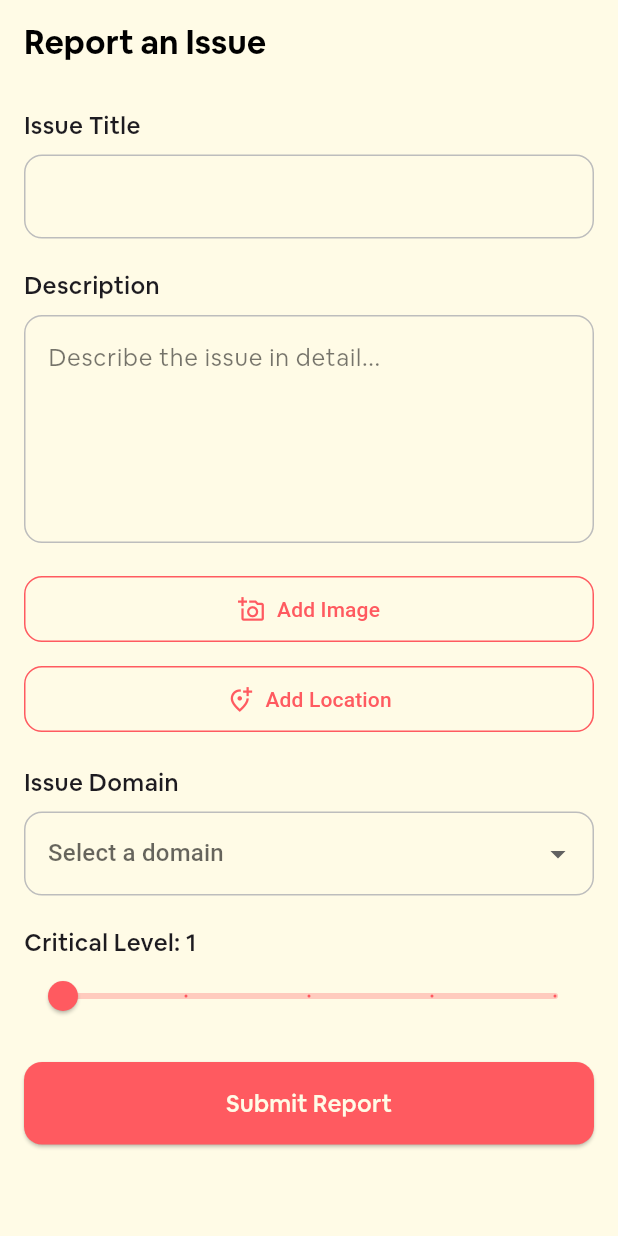
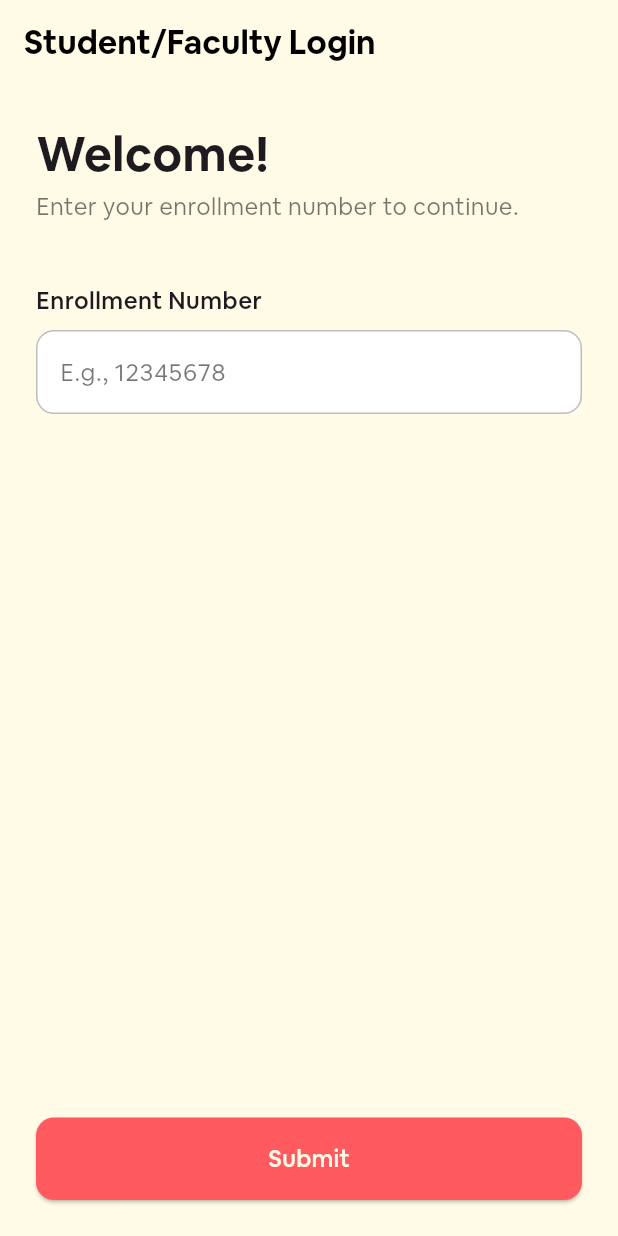
Before and after one commit to DeenankSharma/CAMPUSPULSE, a Flutter app: the screen it shows after launch, on a phone screen of 412 x 824 dp. Run offline on Flutter 3.47's test engine with Material 3 defaults, Android fonts, the phone set to English and light mode, and no system bars; project files that could hold a hidden picture were left out.

Commit message:
feat : adds login page

```diff
--- a/lib/main.dart
+++ b/lib/main.dart
@@ -1,4 +1,4 @@
-import 'package:campus_pulse/screens/reportissue.dart';
+import 'package:campus_pulse/screens/student_loginpage.dart';
 import 'package:flutter/material.dart';
 import 'package:flutter/services.dart';
 
@@ -25,7 +25,7 @@
   Widget build(BuildContext context) {
     return MaterialApp(
       title: 'CampusPulse',
-      home: ReportIssueScreen(),
+      home: StudentLoginpage(),
       debugShowCheckedModeBanner: false,
     );
   }
--- a/lib/screens/landscreen.dart
+++ b/lib/screens/landscreen.dart
@@ -23,7 +23,10 @@ class LandScreen extends StatelessWidget {
           child: Column(
             mainAxisAlignment: MainAxisAlignment.center,
             children: [
-              Image.asset("assets/images/logo.png"),
+              Image.asset(
+                "assets/images/logo.png", height: 250,
+                // scale: ,
+              ),
               Text(
                 "CampusPulse",
                 style: TextStyle(
--- /dev/null
+++ b/lib/screens/student_loginpage.dart
@@ -0,0 +1,153 @@
+import 'package:flutter/material.dart';
+
+// import 'package.flutter/material.dart';
+
+class StudentLoginpage extends StatefulWidget {
+  const StudentLoginpage({super.key});
+
+  @override
+  State<StudentLoginpage> createState() => _StudentLoginpageState();
+}
+
+class _StudentLoginpageState extends State<StudentLoginpage> {
+  final _enrollmentController = TextEditingController();
+
+  @override
+  void dispose() {
+    _enrollmentController.dispose();
+    super.dispose();
+  }
+
+  // Helper for consistent text field styling, matching your theme
+  InputDecoration _buildInputDecoration(String label) {
+    return InputDecoration(
+      labelText: label,
+      alignLabelWithHint: true,
+      labelStyle: const TextStyle(
+        fontFamily: "AirbnbCereal",
+        color: Colors.black54,
+      ),
+      filled: true,
+      fillColor: Colors.white,
+      border: OutlineInputBorder(
+        borderRadius: BorderRadius.circular(12.0),
+        borderSide: BorderSide(color: Colors.grey.shade400),
+      ),
+      enabledBorder: OutlineInputBorder(
+        borderRadius: BorderRadius.circular(12.0),
+        borderSide: BorderSide(color: Colors.grey.shade400),
+      ),
+      focusedBorder: OutlineInputBorder(
+        borderRadius: BorderRadius.circular(12.0),
+        borderSide: const BorderSide(
+          color: Color.fromRGBO(255, 90, 96, 1.0), // Theme color on focus
+          width: 2.0,
+        ),
+      ),
+    );
+  }
+
+  @override
+  Widget build(BuildContext context) {
+    return Scaffold(
+      backgroundColor: const Color.fromRGBO(255, 251, 230, 1.0), // Theme bg
+      appBar: AppBar(
+        title: const Text(
+          "Student/Faculty Login",
+          style: TextStyle(
+            fontFamily: "AirbnbCereal",
+            fontWeight: FontWeight.w700,
+            color: Colors.black,
+          ),
+        ),
+        backgroundColor: const Color.fromRGBO(255, 251, 230, 1.0),
+        elevation: 0,
+        iconTheme:
+            const IconThemeData(color: Colors.black), // Back button color
+      ),
+      // The body is now just the scrollable content
+      body: SingleChildScrollView(
+        child: Padding(
+          padding: const EdgeInsets.all(24.0),
+          child: Column(
+            // This ensures content aligns to the top
+            crossAxisAlignment: CrossAxisAlignment.start,
+            children: [
+              // --- Title ---
+              const Text(
+                "Welcome!",
+                style: TextStyle(
+                  fontFamily: "AirbnbCereal",
+                  fontSize: 32.0,
+                  fontWeight: FontWeight.w700,
+                ),
+              ),
+              const Text(
+                "Enter your enrollment number to continue.",
+                style: TextStyle(
+                  fontFamily: "AirbnbCereal",
+                  fontSize: 16.0,
+                  color: Colors.black54,
+                ),
+              ),
+              const SizedBox(height: 40.0),
+
+              // --- Enrollment Number Field ---
+              const Text(
+                "Enrollment Number",
+                style: TextStyle(
+                    fontFamily: "AirbnbCereal",
+                    fontSize: 16.0,
+                    fontWeight: FontWeight.w500),
+              ),
+              const SizedBox(height: 8.0),
+              TextFormField(
+                cursorColor: Colors.black,
+                controller: _enrollmentController,
+                decoration: _buildInputDecoration("E.g., 12345678"),
+                keyboardType: TextInputType.number,
+              ),
+              // The button has been removed from here
+            ],
+          ),
+        ),
+      ),
+      // The button is now placed in the bottomNavigationBar
+      bottomNavigationBar: SafeArea(
+        // SafeArea avoids OS intrusions (like the home bar)
+        child: Container(
+          color:
+              const Color.fromRGBO(255, 251, 230, 1.0), // Match the scaffold BG
+          padding: const EdgeInsets.fromLTRB(
+              24.0, 12.0, 24.0, 24.0), // Added padding
+          child: SizedBox(
+            width: double.infinity,
+            child: ElevatedButton(
+              onPressed: () {
+                // TODO: Add login logic here
+                final enrollmentNumber = _enrollmentController.text;
+                debugPrint("Enrollment Number: $enrollmentNumber");
+              },
+              style: ElevatedButton.styleFrom(
+                backgroundColor: const Color.fromRGBO(255, 90, 96, 1.0),
+                foregroundColor: const Color.fromRGBO(255, 251, 230, 1.0),
+                padding: const EdgeInsets.symmetric(vertical: 16.0),
+                shape: RoundedRectangleBorder(
+                  borderRadius: BorderRadius.circular(12.0),
+                ),
+              ),
+              child: const Text(
+                "Submit",
+                style: TextStyle(
+                  fontFamily: "AirbnbCereal",
+                  fontSize: 16,
+                  fontWeight: FontWeight.w500,
+                ),
+              ),
+            ),
+          ),
+        ),
+      ),
+    );
+  }
+}
```
